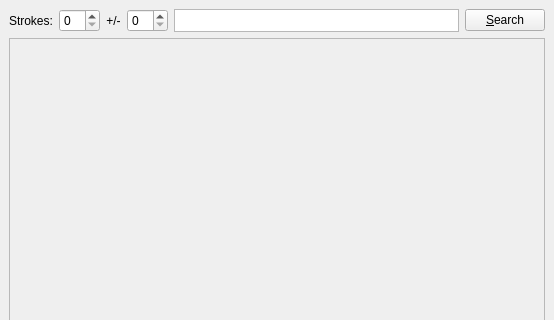
Before: the Qt Designer form radselect/radical_selector.ui in KDE/kiten, drawn with Qt 5; both pictures show x 0 to 554 and y 0 to 320 of the 554 by 479 pixel window.
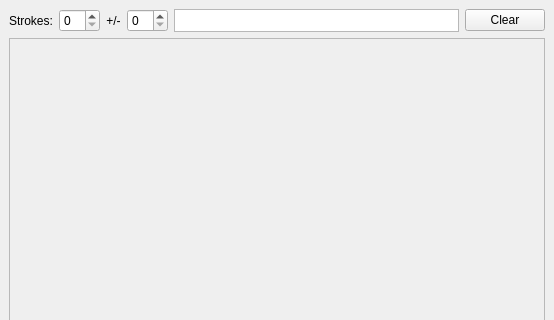
After: the same form once the commit is applied.

What changed in the file:
```diff
--- a/radselect/radical_selector.ui
+++ b/radselect/radical_selector.ui
@@ -95,7 +95,7 @@
         </sizepolicy>
        </property>
        <property name="text" >
-        <string>&amp;Search</string>
+        <string>Clear</string>
        </property>
        <property name="shortcut" >
         <string>Alt+S</string>
```
Left out of the diff: 4 changed lines with no effect on the pictures.
